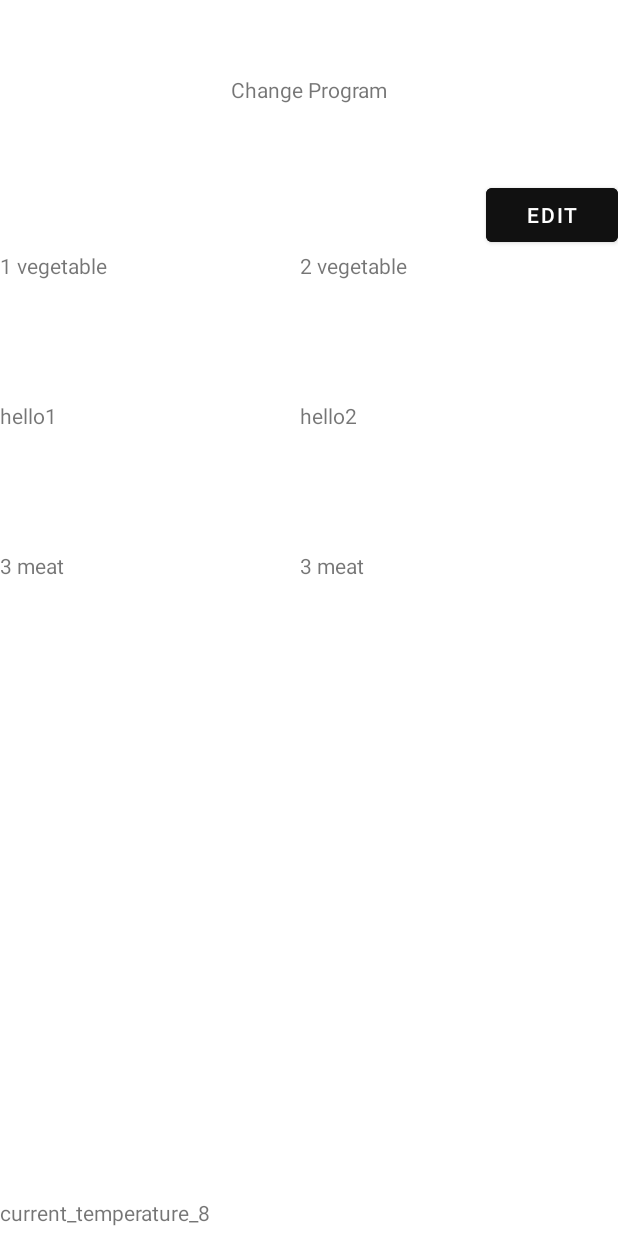
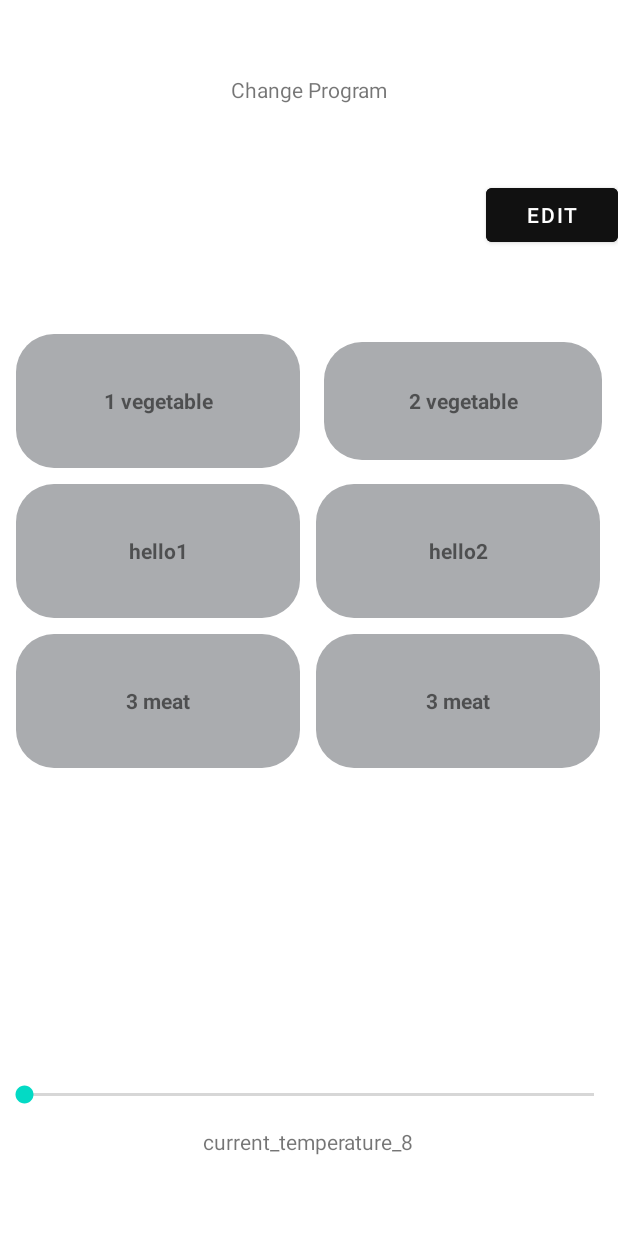
Before and after one commit to vlianty/fridge_android, an Android app: the layout activity_change_program.xml on its own in the app's theme, with its tools: preview values and no code run, on a phone screen of 412 x 824 dp. Run offline under Robolectric (Android 15) with nearby library versions, the phone set to English and light mode, and no system bars.

Commit message:
ChangeProgramUI

```diff
--- a/fridge_app/app/src/main/AndroidManifest.xml
+++ b/fridge_app/app/src/main/AndroidManifest.xml
@@ -19,6 +19,12 @@
             android:name=".SettingActivity"
             android:exported="false" />
         <activity
+            android:name=".ChangeProgramActivity"
+            android:exported="false" />
+        <activity
+            android:name=".EditButtonActivity"
+            android:exported="false" />
+        <activity
             android:name=".MainActivity"
             android:exported="true">
             <intent-filter>
--- a/fridge_app/app/src/main/res/layout/activity_change_program.xml
+++ b/fridge_app/app/src/main/res/layout/activity_change_program.xml
@@ -22,13 +22,16 @@
         android:layout_below="@+id/title"
         android:layout_alignParentEnd="true"
         android:backgroundTint="#111"
+        android:layout_marginBottom="50dp"
         android:text="edit" />
 
     <RelativeLayout
         android:id="@+id/rel1"
         android:layout_width="match_parent"
         android:layout_height="100dp"
+        android:paddingLeft="5dp"
         android:layout_below="@+id/editbtn">
+
         <RelativeLayout
             android:id="@+id/text1"
             android:layout_width="200dp"
@@ -37,19 +40,45 @@
             <TextView
                 android:layout_width="match_parent"
                 android:layout_height="match_parent"
-                android:text="1 vegetable" />
+                android:layout_centerInParent="true"
+                android:layout_marginStart="5dp"
+                android:layout_marginTop="5dp"
+                android:layout_marginEnd="5dp"
+                android:layout_marginBottom="5dp"
+                android:background="@drawable/round_button"
+                android:backgroundTint="@color/white_grey"
+                android:gravity="center"
+                android:padding="10dp"
+                android:text="1 vegetable"
+                android:textSize="14sp"
+                android:textStyle="bold" />
 
         </RelativeLayout>
+
         <RelativeLayout
             android:layout_width="200dp"
             android:layout_height="match_parent"
+            android:layout_marginStart="5dp"
+            android:layout_marginTop="5dp"
+            android:layout_marginEnd="5dp"
+            android:layout_marginBottom="5dp"
             android:layout_toRightOf="@+id/text1">
 
             <TextView
                 android:id="@+id/text2"
                 android:layout_width="match_parent"
                 android:layout_height="match_parent"
-                android:text="2 vegetable" />
+                android:layout_marginStart="5dp"
+                android:layout_marginTop="5dp"
+                android:layout_marginEnd="5dp"
+                android:layout_marginBottom="5dp"
+                android:background="@drawable/round_button"
+                android:backgroundTint="@color/white_grey"
+                android:gravity="center"
+                android:padding="10dp"
+                android:text="2 vegetable"
+                android:textSize="14sp"
+                android:textStyle="bold" />
 
         </RelativeLayout>
 
@@ -61,7 +90,8 @@
         android:id="@+id/rel2"
         android:layout_width="match_parent"
         android:layout_height="100dp"
-        android:layout_below="@+id/rel1">
+        android:layout_below="@+id/rel1"
+        android:paddingLeft="5dp">
         <RelativeLayout
             android:id="@+id/text3"
             android:layout_width="200dp"
@@ -70,7 +100,17 @@
             <TextView
                 android:layout_width="match_parent"
                 android:layout_height="match_parent"
-                android:text="hello1" />
+                android:layout_marginStart="5dp"
+                android:layout_marginTop="5dp"
+                android:layout_marginEnd="5dp"
+                android:layout_marginBottom="5dp"
+                android:background="@drawable/round_button"
+                android:backgroundTint="@color/white_grey"
+                android:padding="10dp"
+                android:text="hello1"
+                android:gravity="center"
+                android:textStyle="bold"
+                android:textSize="14sp"/>
 
         </RelativeLayout>
         <RelativeLayout
@@ -81,7 +121,17 @@
             <TextView
                 android:layout_width="match_parent"
                 android:layout_height="match_parent"
-                android:text="hello2" />
+                android:layout_marginStart="5dp"
+                android:layout_marginTop="5dp"
+                android:layout_marginEnd="5dp"
+                android:layout_marginBottom="5dp"
+                android:background="@drawable/round_button"
+                android:backgroundTint="@color/white_grey"
+                android:padding="10dp"
+                android:text="hello2"
+                android:gravity="center"
+                android:textStyle="bold"
+                android:textSize="14sp"/>
 
         </RelativeLayout>
     </RelativeLayout>
@@ -91,7 +141,8 @@
         android:id="@+id/rel3"
         android:layout_width="match_parent"
         android:layout_height="100dp"
-        android:layout_below="@+id/rel2">
+        android:layout_below="@+id/rel2"
+        android:paddingLeft="5dp">
         <RelativeLayout
             android:id="@+id/text5"
             android:layout_width="200dp"
@@ -100,7 +151,17 @@
             <TextView
                 android:layout_width="match_parent"
                 android:layout_height="match_parent"
-                android:text="3 meat" />
+                android:layout_marginStart="5dp"
+                android:layout_marginTop="5dp"
+                android:layout_marginEnd="5dp"
+                android:layout_marginBottom="5dp"
+                android:background="@drawable/round_button"
+                android:backgroundTint="@color/white_grey"
+                android:padding="10dp"
+                android:text="3 meat"
+                android:gravity="center"
+                android:textStyle="bold"
+                android:textSize="14sp"/>
 
         </RelativeLayout>
 
@@ -113,7 +174,17 @@
             <TextView
                 android:layout_width="match_parent"
                 android:layout_height="match_parent"
-                android:text="3 meat" />
+                android:layout_marginStart="5dp"
+                android:layout_marginTop="5dp"
+                android:layout_marginEnd="5dp"
+                android:layout_marginBottom="5dp"
+                android:background="@drawable/round_button"
+                android:backgroundTint="@color/white_grey"
+                android:padding="10dp"
+                android:text="3 meat"
+                android:gravity="center"
+                android:textStyle="bold"
+                android:textSize="14sp"/>
 
         </RelativeLayout>
 
@@ -138,13 +209,33 @@
     <!--</RelativeLayout>-->
 
 
+    <SeekBar
+        android:layout_width="match_parent"
+        android:layout_height="wrap_content"
+        android:layout_above="@+id/seektext3"/>
+
     <TextView
-        android:layout_alignParentBottom="true"
         android:id="@+id/seektext3"
         android:layout_width="346dp"
         android:layout_height="25dp"
+        android:layout_alignParentBottom="true"
+        android:layout_centerHorizontal="true"
         android:layout_marginTop="10dp"
-        android:text="current_temperature_8" />
+        android:layout_marginBottom="50dp"
+        android:gravity="center"
+        android:text="current_temperature_8"
+        android:textSize="14sp"
+        />
+
+<!--    <Button-->
+<!--        android:layout_width="wrap_content"-->
+<!--        android:layout_height="wrap_content"-->
+<!--        android:background="@drawable/round_button"-->
+<!--        android:backgroundTint="#111"-->
+<!--        android:minWidth="300dp"-->
+<!--        android:minHeight="100dp"-->
+<!--        android:text="asdf"-->
+<!--        android:textSize="20sp" />-->
 
 
 
```
